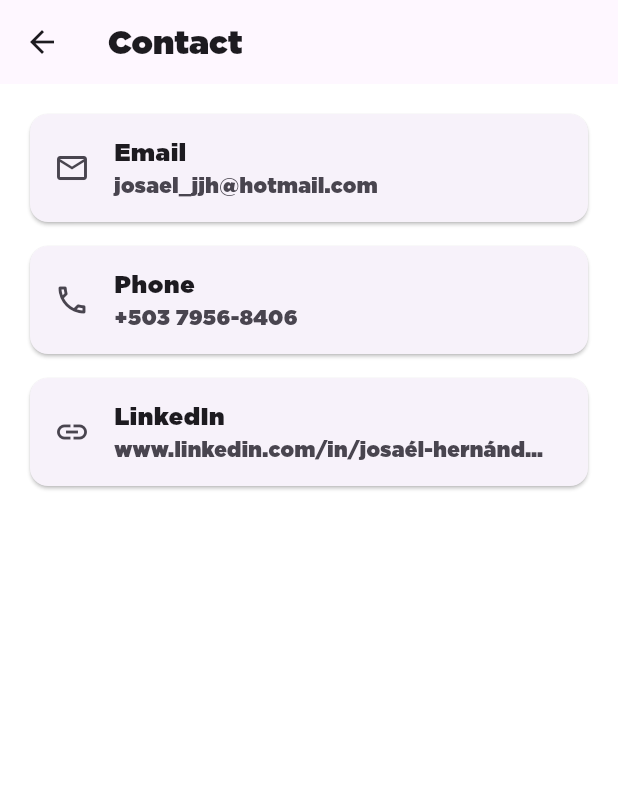
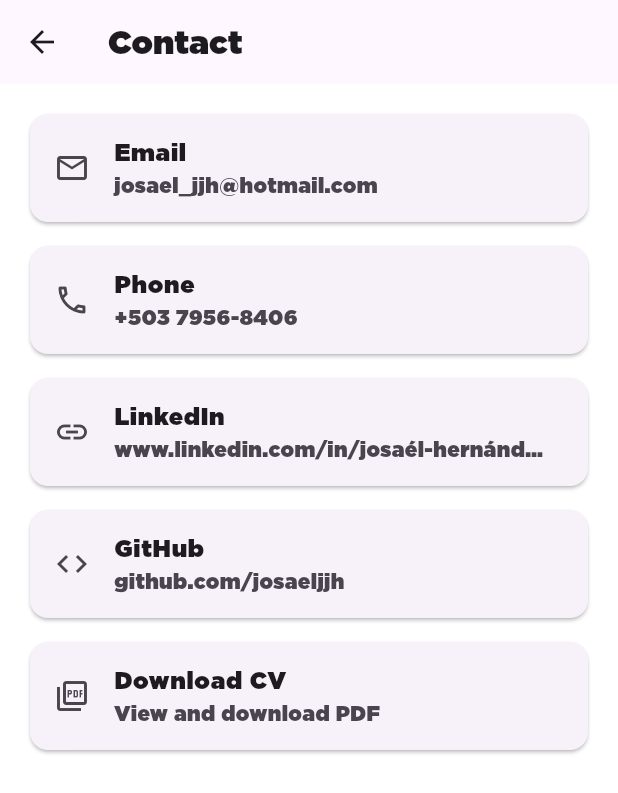
Before and after one commit to josaeljjh/ProfileCV, a Flutter app: the ContactPageContent screen opened directly, on a phone screen of 412 x 824 dp. Shown: the top 793 px of the screen. Run offline on Flutter 3.47's test engine with Material 3 defaults, Android fonts, the phone set to English and light mode, and no system bars; our stand-ins replace cached_network_image, dio, equatable, flutter_bloc, flutter_svg, get_it and 4 more; missing offline and left inert: flutter_displaymode.

Commit message:
Add GitHub and CV viewer links to Contact
Email/phone/LinkedIn already opened their respective apps on tap
(mailto:/tel:/the LinkedIn URL via url_launcher) - no change needed
there. Added two more ContactTiles:
- GitHub, opening https://github.com/josaeljjh
- "Descargar CV" / "Download CV", opening the public Google Drive
  share link (Drive's own viewer shows the PDF inline with its own
  download button) - the user first asked for a direct-download raw
  GitHub link, which I'd wired up with the real CV PDF committed to
  assets/cv/, but switched to the Drive link instead per a follow-up
  message, so removed that now-unused PDF from the repo.

ContactModel gets githubUrl/cvDownloadUrl fields (both required,
language-neutral like the existing email/phone/linkedinUrl fields).

Co-Authored-By: Claude Sonnet 5 <noreply@anthropic.com>
Claude-Session: https://claude.ai/code/session_01LfEYkEduBRuQwtFwoZxnSY

```diff
--- a/lib/src/core/resources/translations_constant.dart
+++ b/lib/src/core/resources/translations_constant.dart
@@ -15,6 +15,9 @@ const NAV_CONTACT = 'nav_contact';
 const CONTACT_EMAIL_LABEL = 'contact_email_label';
 const CONTACT_PHONE_LABEL = 'contact_phone_label';
 const CONTACT_LINKEDIN_LABEL = 'contact_linkedin_label';
+const CONTACT_GITHUB_LABEL = 'contact_github_label';
+const CONTACT_DOWNLOAD_CV_LABEL = 'contact_download_cv_label';
+const CONTACT_DOWNLOAD_CV_SUBTITLE = 'contact_download_cv_subtitle';
 const ERROR_HOME = 'error_home';
 const ERROR_PORTFOLIO = 'error_portfolio';
 const ERROR_SKILLS = 'error_skills';
--- a/lib/src/data/repositories/cv_repository_impl.dart
+++ b/lib/src/data/repositories/cv_repository_impl.dart
@@ -491,6 +491,9 @@ class CvRepositoryImpl implements CvRepository {
         phone: '+503 7956-8406',
         linkedinDisplay: 'www.linkedin.com/in/josaél-hernández-691790184',
         linkedinUrl: 'https://www.linkedin.com/in/josa%C3%A9l-hern%C3%A1ndez-691790184',
+        githubUrl: 'https://github.com/josaeljjh',
+        cvDownloadUrl:
+            'https://drive.google.com/file/d/1Y2RcauoagE8vIKHo_G8sv2RsTYjs0rI5/view?usp=sharing',
       );
       return const DataSuccess(contact);
     } catch (e) {
--- a/lib/src/domain/models/contact_model.dart
+++ b/lib/src/domain/models/contact_model.dart
@@ -6,13 +6,17 @@ class ContactModel extends Equatable {
     required this.phone,
     required this.linkedinDisplay,
     required this.linkedinUrl,
+    required this.githubUrl,
+    required this.cvDownloadUrl,
   });
 
   final String email;
   final String phone;
   final String linkedinDisplay;
   final String linkedinUrl;
+  final String githubUrl;
+  final String cvDownloadUrl;
 
   @override
-  List<Object?> get props => [email, phone, linkedinDisplay, linkedinUrl];
+  List<Object?> get props => [email, phone, linkedinDisplay, linkedinUrl, githubUrl, cvDownloadUrl];
 }
--- a/lib/src/ui/pages/contact/contact_page_content.dart
+++ b/lib/src/ui/pages/contact/contact_page_content.dart
@@ -64,6 +64,20 @@ class ContactPageContent extends StatelessWidget {
                 subtitle: contact.linkedinDisplay,
                 onTap: () => _open(Uri.parse(contact.linkedinUrl)),
               ),
+              const SizedBox(height: paddingSM),
+              ContactTile(
+                icon: Icons.code,
+                title: CONTACT_GITHUB_LABEL.i18n(),
+                subtitle: contact.githubUrl.replaceFirst('https://', ''),
+                onTap: () => _open(Uri.parse(contact.githubUrl)),
+              ),
+              const SizedBox(height: paddingSM),
+              ContactTile(
+                icon: Icons.picture_as_pdf_outlined,
+                title: CONTACT_DOWNLOAD_CV_LABEL.i18n(),
+                subtitle: CONTACT_DOWNLOAD_CV_SUBTITLE.i18n(),
+                onTap: () => _open(Uri.parse(contact.cvDownloadUrl)),
+              ),
             ],
           );
         },
--- a/res/i18n/en_US.json
+++ b/res/i18n/en_US.json
@@ -14,6 +14,9 @@
   "contact_email_label": "Email",
   "contact_phone_label": "Phone",
   "contact_linkedin_label": "LinkedIn",
+  "contact_github_label": "GitHub",
+  "contact_download_cv_label": "Download CV",
+  "contact_download_cv_subtitle": "View and download PDF",
   "error_home": "We couldn't load your information.",
   "error_portfolio": "We couldn't load the portfolio.",
   "error_skills": "We couldn't load your skills.",
--- a/res/i18n/es_ES.json
+++ b/res/i18n/es_ES.json
@@ -14,6 +14,9 @@
   "contact_email_label": "Correo",
   "contact_phone_label": "Teléfono",
   "contact_linkedin_label": "LinkedIn",
+  "contact_github_label": "GitHub",
+  "contact_download_cv_label": "Descargar CV",
+  "contact_download_cv_subtitle": "Ver y descargar PDF",
   "error_home": "No se pudo cargar tu información.",
   "error_portfolio": "No se pudo cargar el portfolio.",
   "error_skills": "No se pudieron cargar las skills.",
```
Also changed, not shown: 3 other files.
